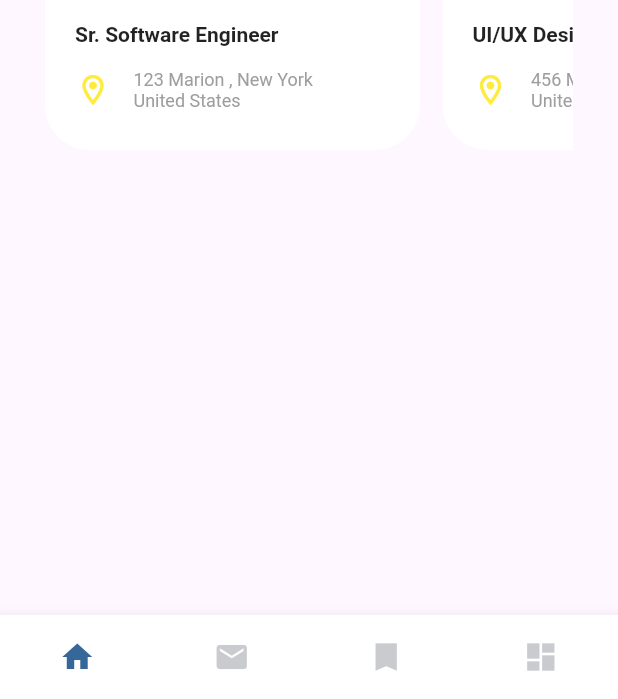
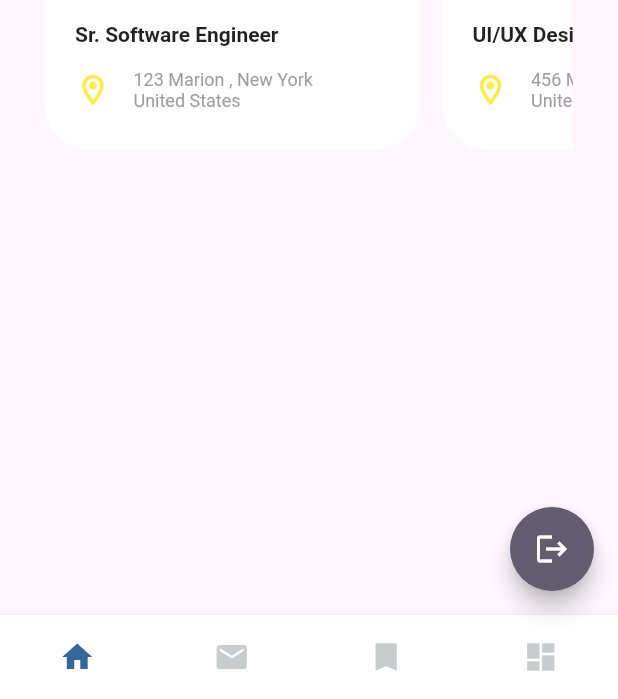
Before and after one commit to noemialcantara/labor-link-mobile, a Flutter app: the screen it shows once a user with an empty profile is signed in, on a phone screen of 412 x 824 dp, the part 537-1236 px from its top. Run offline on Flutter 3.47's test engine with Material 3 defaults, Android fonts, the phone set to English and light mode, and no system bars; drawn by our look-alikes of animated_bottom_navigation_bar; our stand-ins replace auto_size_text, firebase_auth, firebase_core, google_fonts; accounts and stored records are empty.

Commit message:
[ADD] - sample signout

```diff
--- a/lib/screens/HomeScreen.dart
+++ b/lib/screens/HomeScreen.dart
@@ -104,6 +104,10 @@ class _HomeScreenState extends State<HomeScreen> with TickerProviderStateMixin {
         onNotification: onScrollNotification,
         child: NavigationScreen(_bottomNavIndex),
       ),
+      floatingActionButton: FloatingActionButton(
+        onPressed: signOut,
+        child: Icon(Icons.logout),
+      ),
       bottomNavigationBar: AnimatedBottomNavigationBar.builder(
         itemCount: iconList.length,
         tabBuilder: (int index, bool isActive) {
```
Also changed, not shown: lib/screens/NavigationScreen.dart (+1 -13 lines).
